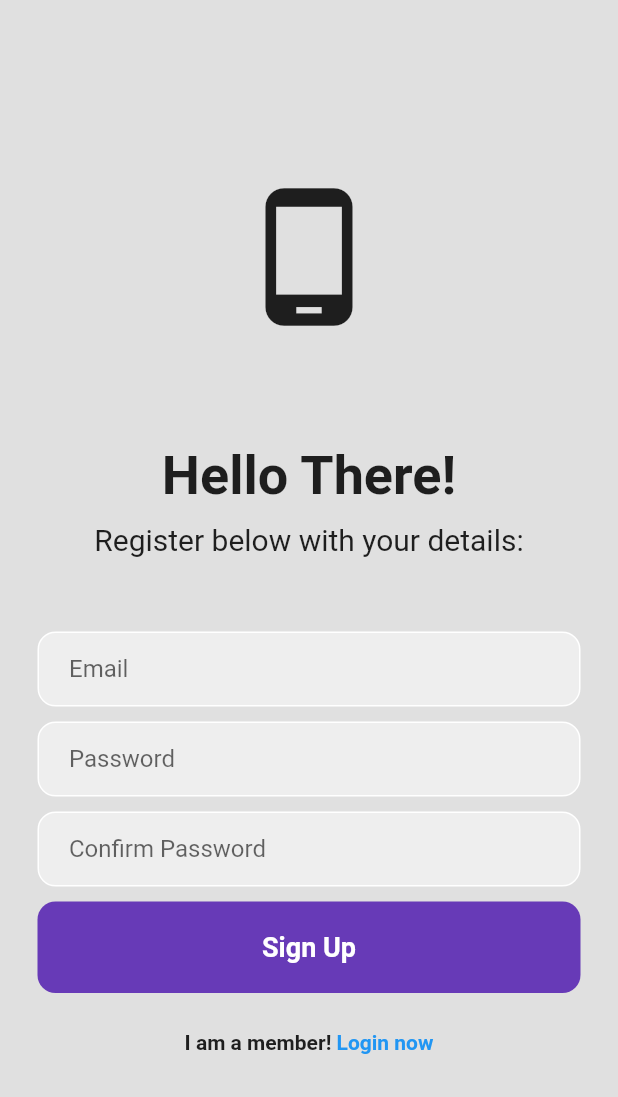
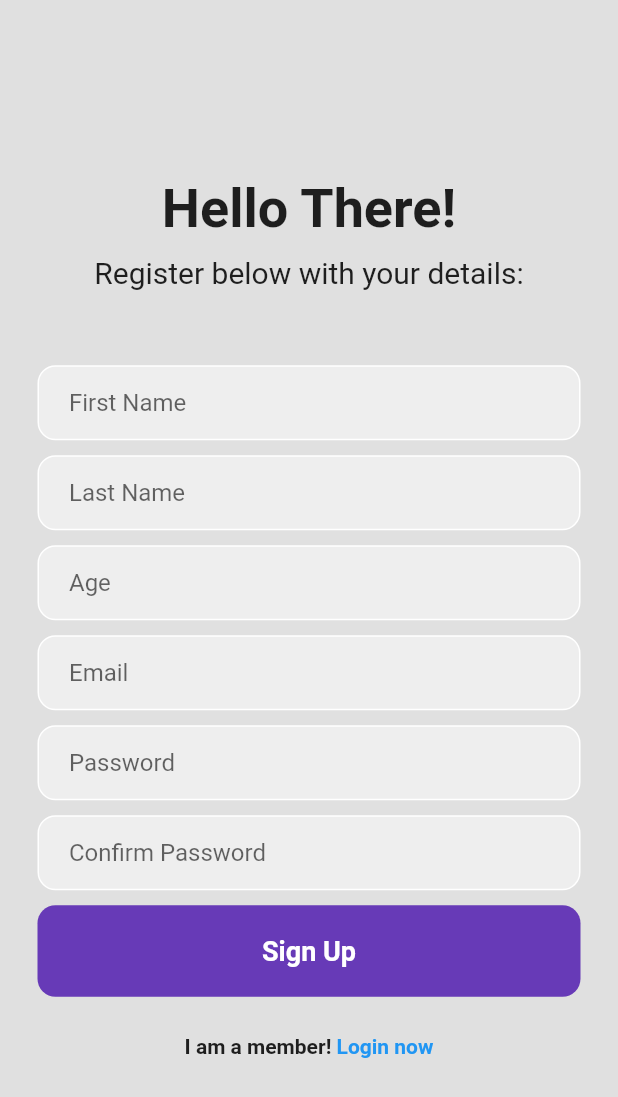
Before and after one commit to olenaaa/MAS-HW1, a Flutter app: the RegisterPage screen opened directly with empty values, after a tap on "Sign Up", on a phone screen of 412 x 824 dp. Shown: the top 1097 px of the screen. Run offline on Flutter 3.47's test engine with Material 2 defaults, Android fonts, the phone set to English and light mode, and no system bars; our stand-ins replace cloud_firestore, firebase_auth, firebase_core; accounts and stored records are empty; network calls fail; statements that could not run were skipped.

```diff
--- a/lib/pages/register_page.dart
+++ b/lib/pages/register_page.dart
@@ -1,4 +1,6 @@
+import 'package:cloud_firestore/cloud_firestore.dart';
 import 'package:firebase_auth/firebase_auth.dart';
+import 'package:firebase_core/firebase_core.dart';
 import 'package:flutter/material.dart';
 
 class RegisterPage extends StatefulWidget {
@@ -17,22 +19,57 @@ class _RegisterPageState extends State<RegisterPage> {
   final _emailController = TextEditingController();
   final _passwordController = TextEditingController();
   final _confirmpasswordController = TextEditingController();
+  final _firstNameController = TextEditingController();
+  final _lastNameController = TextEditingController();
+  final _ageController = TextEditingController();
 
   @override
   void dispose() {
     _emailController.dispose();
     _passwordController.dispose();
     _confirmpasswordController.dispose();
+    _firstNameController.dispose();
+    _lastNameController.dispose();
+    _ageController.dispose();
     super.dispose();
   }
 
   Future signUp() async {
     if (passwordConfirmed()) {
+      // create user
       await FirebaseAuth.instance.createUserWithEmailAndPassword(
         email: _emailController.text.trim(),
         password: _passwordController.text.trim(),
       );
+
+      // try {
+      // add user details
+      addUserDetails(
+          _firstNameController.text.trim(),
+          _lastNameController.text.trim(),
+          _emailController.text.trim(),
+          int.parse(_ageController.text.trim()));
+      // } on FirebaseException catch (e) {
+      //   print(e);
+      //   showDialog(
+      //       context: context,
+      //       builder: (context) {
+      //         return AlertDialog(
+      //           content: Text(e.message.toString()),
+      //         );
+      //       });
+      // }
     }
+  }
+
+  Future addUserDetails(
+      String firstName, String lastName, String email, int age) async {
+    await FirebaseFirestore.instance.collection('users').add({
+      'first name': firstName,
+      'last name': lastName,
+      'email': email,
+      'age': age,
+    });
   }
 
   bool passwordConfirmed() {
@@ -54,12 +91,6 @@ class _RegisterPageState extends State<RegisterPage> {
               child: Column(
                   mainAxisAlignment: MainAxisAlignment.center,
                   children: [
-                    Icon(
-                      Icons.phone_android,
-                      size: 100,
-                    ),
-                    SizedBox(height: 75),
-
                     // Hello Again!
                     const Text(
                       'Hello There!',
@@ -76,6 +107,72 @@ class _RegisterPageState extends State<RegisterPage> {
                       ),
                     ),
                     SizedBox(height: 50),
+
+                    // fist name textfield
+                    Padding(
+                      padding: const EdgeInsets.symmetric(horizontal: 25.0),
+                      child: Container(
+                        decoration: BoxDecoration(
+                            color: Colors.grey[200],
+                            border: Border.all(color: Colors.white),
+                            borderRadius: BorderRadius.circular(12)),
+                        child: Padding(
+                          padding: const EdgeInsets.only(left: 20.0),
+                          child: TextField(
+                            controller: _firstNameController,
+                            decoration: InputDecoration(
+                              border: InputBorder.none,
+                              hintText: 'First Name',
+                            ),
+                          ),
+                        ),
+                      ),
+                    ),
+                    SizedBox(height: 10),
+
+                    // last name textfield
+                    Padding(
+                      padding: const EdgeInsets.symmetric(horizontal: 25.0),
+                      child: Container(
+                        decoration: BoxDecoration(
+                            color: Colors.grey[200],
+                            border: Border.all(color: Colors.white),
+                            borderRadius: BorderRadius.circular(12)),
+                        child: Padding(
+                          padding: const EdgeInsets.only(left: 20.0),
+                          child: TextField(
+                            controller: _lastNameController,
+                            decoration: InputDecoration(
+                              border: InputBorder.none,
+                              hintText: 'Last Name',
+                            ),
+                          ),
+                        ),
+                      ),
+                    ),
+                    SizedBox(height: 10),
+
+                    // age textfield
+                    Padding(
+                      padding: const EdgeInsets.symmetric(horizontal: 25.0),
+                      child: Container(
+                        decoration: BoxDecoration(
+                            color: Colors.grey[200],
+                            border: Border.all(color: Colors.white),
+                            borderRadius: BorderRadius.circular(12)),
+                        child: Padding(
+                          padding: const EdgeInsets.only(left: 20.0),
+                          child: TextField(
+                            controller: _ageController,
+                            decoration: InputDecoration(
+                              border: InputBorder.none,
+                              hintText: 'Age',
+                            ),
+                          ),
+                        ),
+                      ),
+                    ),
+                    SizedBox(height: 10),
 
                     // email textfield
                     Padding(
--- a/pubspec.yaml
+++ b/pubspec.yaml
@@ -38,6 +38,7 @@ dependencies:
   cupertino_icons: ^1.0.2
   firebase_core: ^2.4.1
   firebase_auth: ^4.2.5
+  cloud_firestore: ^4.3.1
 
 dev_dependencies:
   flutter_test:
```
Also changed, not shown: pubspec.lock, 1 other file.
